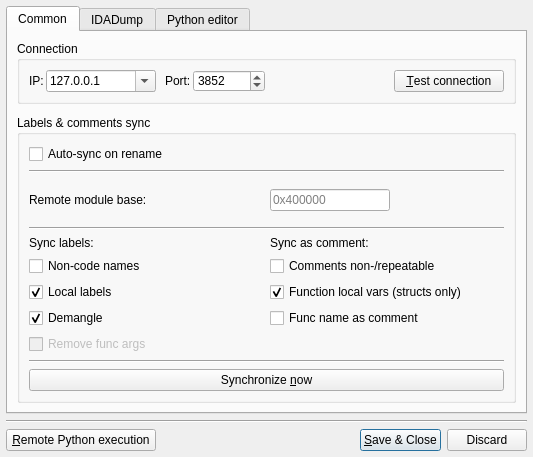
Above: labeless_ida/ui/settingsdialog.ui from a1ext/labeless before the change. Below: the same form after it.
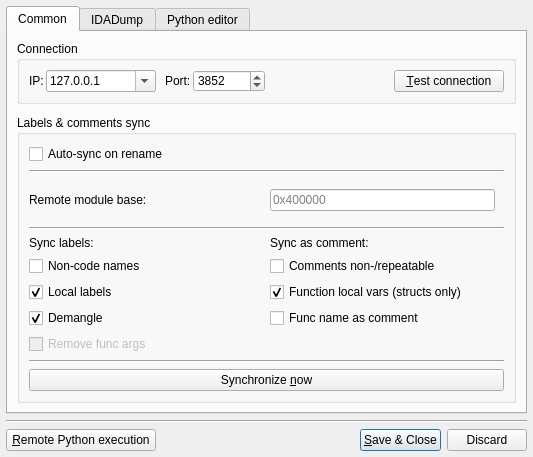
That is the form after the change. Icons and pictures are not drawn. Custom widgets are drawn as their Qt base class.

Commit message: [IDA] fixed issue #16 (GUI resize in high-dpi resolution/font size)

```diff
--- a/labeless_ida/ui/settingsdialog.ui
+++ b/labeless_ida/ui/settingsdialog.ui
@@ -6,10 +6,16 @@
    <rect>
     <x>0</x>
     <y>0</y>
-    <width>485</width>
-    <height>433</height>
+    <width>480</width>
+    <height>441</height>
    </rect>
   </property>
+  <property name="sizePolicy">
+   <sizepolicy hsizetype="Expanding" vsizetype="Expanding">
+    <horstretch>0</horstretch>
+    <verstretch>0</verstretch>
+   </sizepolicy>
+  </property>
   <property name="windowTitle">
    <string>Labeless configuration</string>
   </property>
@@ -223,30 +229,11 @@
                      <height>0</height>
                     </size>
                    </property>
-                   <property name="maximumSize">
-                    <size>
-                     <width>120</width>
-                     <height>16777215</height>
-                    </size>
-                   </property>
                    <property name="placeholderText">
                     <string>0x400000</string>
                    </property>
                   </widget>
                  </item>
-                 <item>
-                  <spacer name="horizontalSpacer_3">
-                   <property name="orientation">
-                    <enum>Qt::Horizontal</enum>
-                   </property>
-                   <property name="sizeHint" stdset="0">
-                    <size>
-                     <width>40</width>
-                     <height>20</height>
-                    </size>
-                   </property>
-                  </spacer>
-                 </item>
                 </layout>
                </widget>
               </item>
```
Left out of the diff: 64 changed lines with no effect on the pictures. The commit also changes 1 other file.
